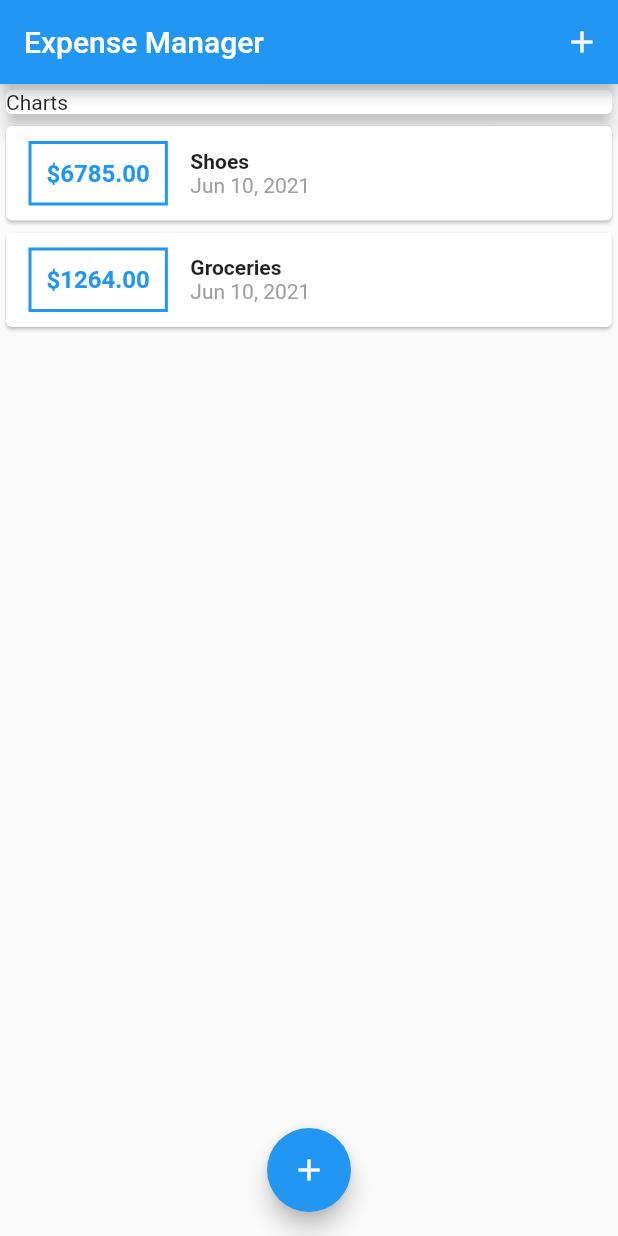
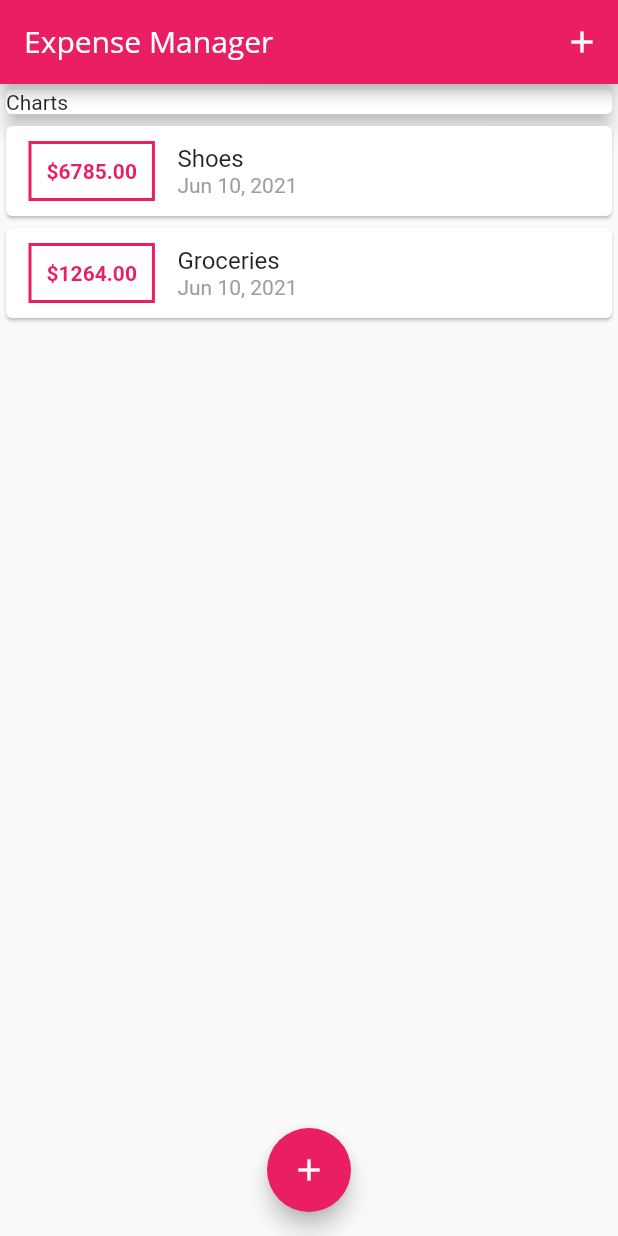
Before and after one commit to tanzirulnayan/expense_manager, a Flutter app: the screen it shows after launch, on a phone screen of 412 x 824 dp. Run offline on Flutter 3.47's test engine with Material 2 defaults, Android fonts, the phone set to English and light mode, and no system bars.

Commit message:
theme added

```diff
--- a/lib/main.dart
+++ b/lib/main.dart
@@ -45,6 +45,23 @@ class _MyHomePageState extends State<MyHomePage> {
   @override
   Widget build(BuildContext context) {
     return MaterialApp(
+      title: 'Expense Manager',
+      theme: ThemeData(
+        primarySwatch: Colors.pink,
+        accentColor: Colors.pink,
+        fontFamily: 'Quicksand',
+        textTheme: ThemeData.light().textTheme.copyWith(
+            title: TextStyle(
+                fontFamily: 'OpenSans',
+                fontWeight: FontWeight.bold,
+                fontSize: 14)),
+        appBarTheme: AppBarTheme(
+            textTheme: ThemeData.light().textTheme.copyWith(
+                title: TextStyle(
+                    fontFamily: 'OpenSans',
+                    fontSize: 20,
+                    fontWeight: FontWeight.normal))),
+      ),
       home: Scaffold(
         appBar: AppBar(
           title: Text('Expense Manager'),
--- a/lib/widgets/new_transaction.dart
+++ b/lib/widgets/new_transaction.dart
@@ -50,8 +50,6 @@ class _NewTransactionState extends State<NewTransaction> {
             TextButton(
               onPressed: submitData,
               child: Text('Add Transaction'),
-              style: ButtonStyle(
-                  foregroundColor: MaterialStateProperty.all(Colors.blue)),
             ),
           ],
         ),
--- a/lib/widgets/transaction_list.dart
+++ b/lib/widgets/transaction_list.dart
@@ -20,14 +20,15 @@ class TransactionList extends StatelessWidget {
               Container(
                 margin: EdgeInsets.symmetric(vertical: 10, horizontal: 15),
                 decoration: BoxDecoration(
-                    border: Border.all(color: Colors.blue, width: 2)),
+                    border: Border.all(
+                        color: Theme.of(context).primaryColor, width: 2)),
                 padding: EdgeInsets.all(10),
                 child: Text(
                   '\$${transactions[index].amount.toStringAsFixed(2)}',
                   style: TextStyle(
                       fontWeight: FontWeight.bold,
-                      fontSize: 16,
-                      color: Colors.blue),
+                      fontSize: 14,
+                      color: Theme.of(context).primaryColor),
                 ),
               ),
               Column(
@@ -35,7 +36,7 @@ class TransactionList extends StatelessWidget {
                 children: <Widget>[
                   Text(
                     transactions[index].title,
-                    style: TextStyle(fontSize: 14, fontWeight: FontWeight.bold),
+                    style: Theme.of(context).textTheme.subtitle1,
                   ),
                   Text(
                     DateFormat.yMMMd().format(transactions[index].date),
```
Also changed, not shown: pubspec.yaml (+11 -6 lines), assets/fonts/OpenSans-Bold.ttf (added), assets/fonts/OpenSans-Regular.ttf (added), assets/fonts/Quicksand-Bold.ttf (added), assets/fonts/Quicksand-Light.ttf (added), assets/fonts/Quicksand-Medium.ttf (added), assets/fonts/Quicksand-Regular.ttf (added).
